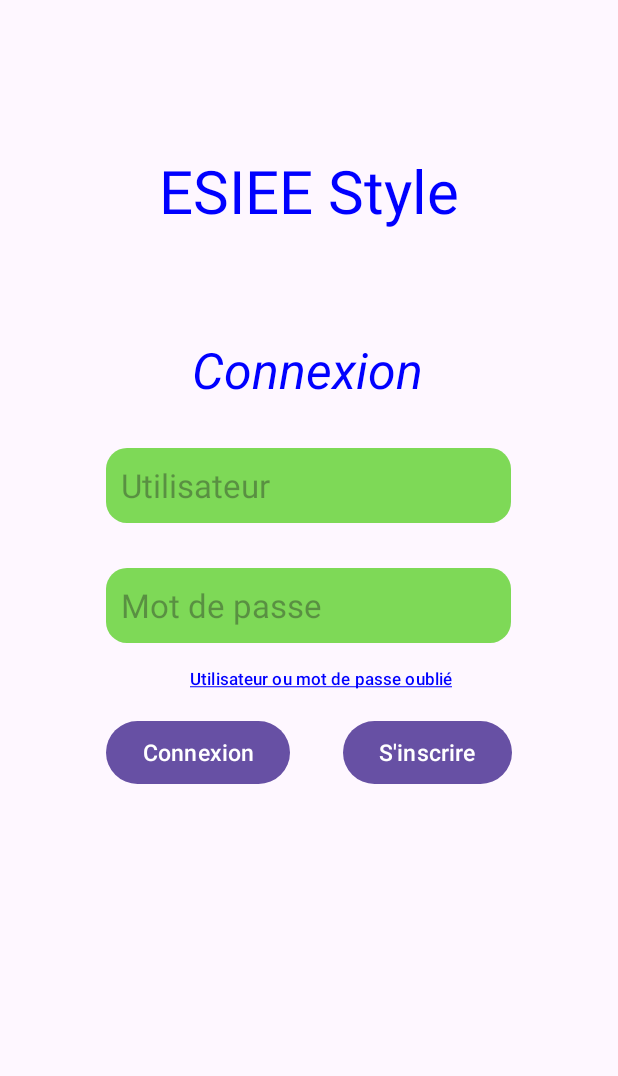
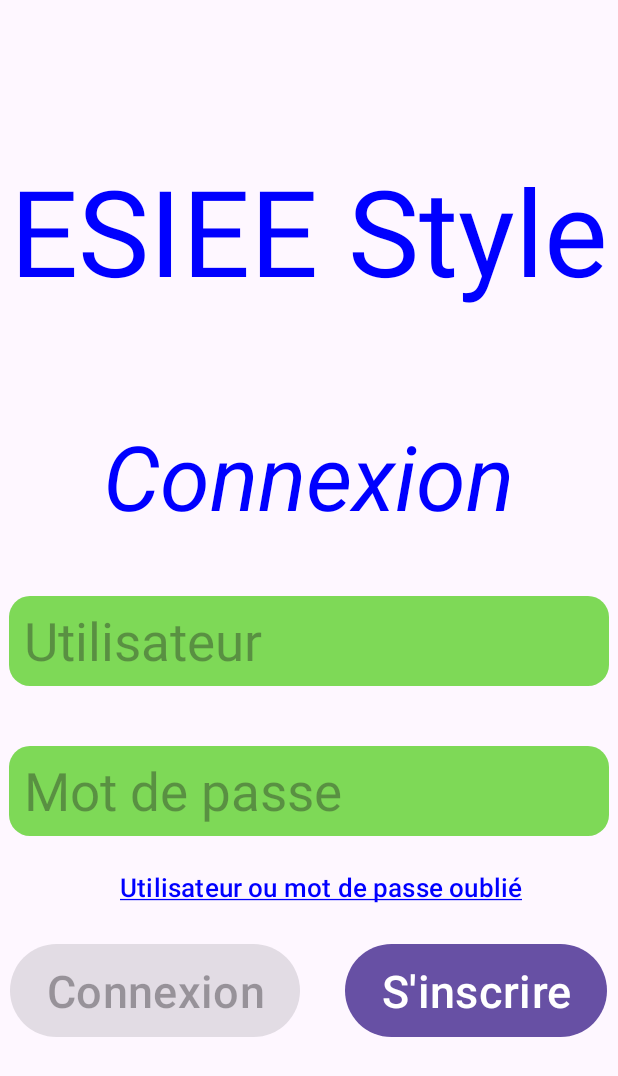
Before and after one commit to Rayou01/ESIEE_Style, an Android app: the screen it shows after launch (MainActivity), on a phone screen of 412 x 824 dp. Shown: the top 1076 px of the screen. Run offline under Robolectric (Android 15) with nearby library versions, the phone set to English and light mode, and no system bars.

Commit message:
Début d'insertion de connexion entre UI et code JAVA

```diff
--- a/app/build.gradle.kts
+++ b/app/build.gradle.kts
@@ -26,6 +26,9 @@ android {
         sourceCompatibility = JavaVersion.VERSION_1_8
         targetCompatibility = JavaVersion.VERSION_1_8
     }
+    buildFeatures{
+        viewBinding = true
+    }
 }
 
 dependencies {
--- /dev/null
+++ b/app/src/main/java/com/example/esieestyle/ConnectionFragment.java
@@ -0,0 +1,89 @@
+package com.example.esieestyle;
+
+import android.os.Bundle;
+
+import androidx.annotation.NonNull;
+import androidx.annotation.Nullable;
+import androidx.fragment.app.Fragment;
+
+import android.text.Editable;
+import android.text.TextWatcher;
+import android.view.LayoutInflater;
+import android.view.View;
+import android.view.ViewGroup;
+
+import com.example.esieestyle.databinding.FragmentConnectionBinding;
+
+public class ConnectionFragment extends Fragment {
+
+    private FragmentConnectionBinding binding;
+
+    public boolean is_User_Text_Empty, is_Password_Text_Empty;
+
+    public static ConnectionFragment newInstance() {
+        ConnectionFragment fragment = new ConnectionFragment();
+        return fragment;
+    }
+
+    @Override
+    public void onCreate(Bundle savedInstanceState) {
+        super.onCreate(savedInstanceState);
+    }
+
+    @Override
+    public View onCreateView(LayoutInflater inflater, ViewGroup container,
+                             Bundle savedInstanceState) {
+        // Inflate the layout for this fragment
+        binding = FragmentConnectionBinding.inflate(inflater, container, false);
+        return binding.getRoot();
+    }
+
+    @Override
+    public void onViewCreated(@NonNull View view, @Nullable Bundle savedInstanceState) {
+        super.onViewCreated(view, savedInstanceState);
+        //When the UI is created, we disable the connection button until the user enter something
+        binding.connectionButton.setEnabled(false);
+
+        binding.userName.addTextChangedListener(new TextWatcher() {
+            @Override
+            public void beforeTextChanged(CharSequence charSequence, int i, int i1, int i2) {
+
+            }
+
+            @Override
+            public void onTextChanged(CharSequence charSequence, int i, int i1, int i2) {
+
+            }
+
+            @Override
+            public void afterTextChanged(Editable editable) {
+                //We look if the user has enter a text for the user name EditText
+                is_User_Text_Empty = editable.toString().isEmpty();
+            }
+        });
+
+        binding.userPassword.addTextChangedListener(new TextWatcher() {
+            @Override
+            public void beforeTextChanged(CharSequence charSequence, int i, int i1, int i2) {
+
+            }
+
+            @Override
+            public void onTextChanged(CharSequence charSequence, int i, int i1, int i2) {
+
+            }
+
+            @Override
+            public void afterTextChanged(Editable editable) {
+                //We look if the user has enter a text for the user password EditText
+                is_Password_Text_Empty = editable.toString().isEmpty();
+                //Then, we tes if both of EditText has been modified and enable the button if it's the case
+                binding.connectionButton.setEnabled(!(is_Password_Text_Empty&&is_User_Text_Empty));
+            }
+        });
+
+        binding.connectionButton.setOnClickListener(view1 -> {
+            //Naviguer vers l'activité suivante
+        });
+    }
+}
--- a/app/src/main/java/com/example/esieestyle/MainActivity.java
+++ b/app/src/main/java/com/example/esieestyle/MainActivity.java
@@ -3,6 +3,10 @@ package com.example.esieestyle;
 import androidx.appcompat.app.AppCompatActivity;
 
 import android.os.Bundle;
+/*
+Reference pour l'avancer effectue par Ryan :
+https://openclassrooms.com/fr/courses/8150246-developpez-votre-premiere-application-android/8256305-accedez-aux-elements-interactifs-depuis-le-code-java-de-votre-fragment
+ */
 
 //Commit à chaque ajout de fonctionnalité ou réparation de bug
 
--- a/app/src/main/res/layout/activity_main.xml
+++ b/app/src/main/res/layout/activity_main.xml
@@ -1,92 +1,14 @@
 <?xml version="1.0" encoding="utf-8"?>
-<LinearLayout xmlns:android="http://schemas.android.com/apk/res/android"
+<FrameLayout xmlns:android="http://schemas.android.com/apk/res/android"
     xmlns:tools="http://schemas.android.com/tools"
     android:layout_width="match_parent"
     android:layout_height="match_parent"
-    android:orientation="vertical"
-    android:gravity="center_horizontal"
-    tools:context=".MainActivity">
+    tools:context=".ConnectionFragment">
 
-    <TextView
-        android:id="@+id/Main_Page"
-        android:layout_width="wrap_content"
-        android:layout_height="wrap_content"
-        android:layout_marginTop="100dp"
-        android:text="@string/app_name"
-        android:textColor="@color/blue"
-        android:textSize="40sp" />
+    <androidx.fragment.app.FragmentContainerView
+        android:layout_width="match_parent"
+        android:layout_height="match_parent"
+        android:name="com.example.esieestyle.ConnectionFragment"
+        android:id="@+id/fragment_container_view_id" />
 
-    <TextView
-        android:layout_width="155dp"
-        android:layout_height="wrap_content"
-        android:layout_marginTop="70dp"
-        android:text="@string/connexion"
-        android:textSize="33sp"
-        android:textStyle="italic"
-        android:textColor="@color/blue"/>
-
-    <EditText
-        android:layout_width="270dp"
-        android:layout_height="50dp"
-        android:layout_marginTop="30dp"
-        android:autofillHints="username"
-        android:background="@drawable/edit_round"
-        android:hint="@string/utilisateur"
-        android:inputType="textPersonName"
-        android:minHeight="50dp"
-        android:paddingStart="10dp"
-        android:paddingTop="2dp"
-        android:paddingBottom="2dp"
-        android:textColor="#000000"
-        android:textSize="22sp"
-        tools:ignore="RtlSymmetry,TextContrastCheck" />
-
-    <EditText
-        android:layout_width="270dp"
-        android:layout_height="50dp"
-        android:layout_marginTop="30dp"
-        android:autofillHints="password"
-        android:background="@drawable/edit_round"
-        android:hint="@string/mot_de_passe"
-        android:inputType="textPassword"
-        android:minHeight="50dp"
-        android:paddingStart="10dp"
-        android:paddingTop="2dp"
-        android:paddingBottom="2dp"
-        android:textColor="#000000"
-        android:textSize="22sp"
-        tools:ignore="RtlSymmetry,TextContrastCheck" />
-
-    <Button
-        android:layout_width="wrap_content"
-        android:layout_height="wrap_content"
-        android:text="@string/utilisateur_mdp_forgot"
-        android:textColor="@color/blue"
-        android:textSize="11sp"
-        style="?android:attr/buttonBarButtonStyle" />
-
-    <LinearLayout
-        android:layout_width="match_parent"
-        android:layout_height="wrap_content"
-        android:orientation="horizontal"
-        android:gravity="center"
-        tools:context=".MainActivity">
-
-        <Button
-            android:layout_width="wrap_content"
-            android:layout_height="50dp"
-            android:layout_marginEnd="35dp"
-            android:text="@string/connexion"
-            android:textSize="15sp"
-            tools:ignore="ButtonStyle,DuplicateSpeakableTextCheck" />
-
-        <Button
-            android:layout_width="wrap_content"
-            android:layout_height="50dp"
-            android:text="@string/inscription"
-            android:textSize="15sp"
-            tools:ignore="ButtonStyle" />
-
-    </LinearLayout>
-
-</LinearLayout>
+</FrameLayout>
--- /dev/null
+++ b/app/src/main/res/layout/fragment_connection.xml
@@ -0,0 +1,99 @@
+<?xml version="1.0" encoding="utf-8"?>
+<LinearLayout xmlns:android="http://schemas.android.com/apk/res/android"
+xmlns:tools="http://schemas.android.com/tools"
+android:layout_width="match_parent"
+android:layout_height="match_parent"
+android:orientation="vertical"
+android:gravity="center_horizontal"
+tools:context=".MainActivity">
+
+<TextView
+    android:id="@+id/Main_Page"
+    android:layout_width="wrap_content"
+    android:layout_height="wrap_content"
+    android:layout_marginTop="100dp"
+    android:text="@string/app_name"
+    android:textColor="@color/blue"
+    android:textSize="80sp" />
+
+<TextView
+    android:layout_width="wrap_content"
+    android:layout_height="wrap_content"
+    android:layout_marginTop="70dp"
+    android:text="@string/connexion"
+    android:textSize="60sp"
+    android:textStyle="italic"
+    android:textColor="@color/blue"/>
+
+<EditText
+    android:id="@+id/user_name"
+    android:layout_width="400dp"
+    android:layout_height="60dp"
+    android:layout_marginTop="40dp"
+    android:autofillHints="username"
+    android:background="@drawable/edit_round"
+    android:hint="@string/utilisateur"
+    android:inputType="textPersonName"
+    android:minHeight="50dp"
+    android:paddingStart="10dp"
+    android:paddingTop="2dp"
+    android:paddingBottom="2dp"
+    android:textColor="@color/grey"
+    android:textSize="35sp"
+    tools:ignore="RtlSymmetry,TextContrastCheck" />
+
+<EditText
+    android:id="@+id/user_password"
+    android:layout_width="400dp"
+    android:layout_height="60dp"
+    android:layout_marginTop="40dp"
+    android:autofillHints="password"
+    android:background="@drawable/edit_round"
+    android:hint="@string/mot_de_passe"
+    android:inputType="textPassword"
+    android:minHeight="50dp"
+    android:paddingStart="10dp"
+    android:paddingTop="2dp"
+    android:paddingBottom="2dp"
+    android:textColor="@color/grey"
+    android:textSize="35sp"
+    tools:ignore="RtlSymmetry,TextContrastCheck" />
+
+<Button
+    android:id="@+id/forgot_id"
+    android:layout_width="wrap_content"
+    android:layout_height="wrap_content"
+    android:layout_marginTop="10dp"
+    android:text="@string/utilisateur_mdp_forgot"
+    android:textColor="@color/blue"
+    android:textSize="17sp"
+    style="?android:attr/buttonBarButtonStyle" />
+
+<LinearLayout
+    android:layout_width="match_parent"
+    android:layout_height="wrap_content"
+    android:orientation="horizontal"
+    android:gravity="center"
+    android:layout_marginTop="10dp"
+    tools:context=".MainActivity">
+
+    <Button
+        android:id="@+id/connection_button"
+        android:layout_width="wrap_content"
+        android:layout_height="70dp"
+        android:layout_marginEnd="30dp"
+        android:text="@string/connexion"
+        android:textSize="30sp"
+        tools:ignore="ButtonStyle,DuplicateSpeakableTextCheck" />
+
+    <Button
+        android:id="@+id/register_button"
+        android:layout_width="wrap_content"
+        android:layout_height="70dp"
+        android:text="@string/inscription"
+        android:textSize="30sp"
+        tools:ignore="ButtonStyle" />
+
+</LinearLayout>
+
+</LinearLayout>
--- a/app/src/main/res/values/strings.xml
+++ b/app/src/main/res/values/strings.xml
@@ -5,4 +5,6 @@
     <string name="mot_de_passe">Mot de passe</string>
     <string name="inscription">S\'inscrire</string>
     <string name="utilisateur_mdp_forgot"><u>Utilisateur ou mot de passe oublié</u></string>
+    <!-- TODO: Remove or change this placeholder text -->
+    <string name="hello_blank_fragment">Hello blank fragment</string>
 </resources>
```
